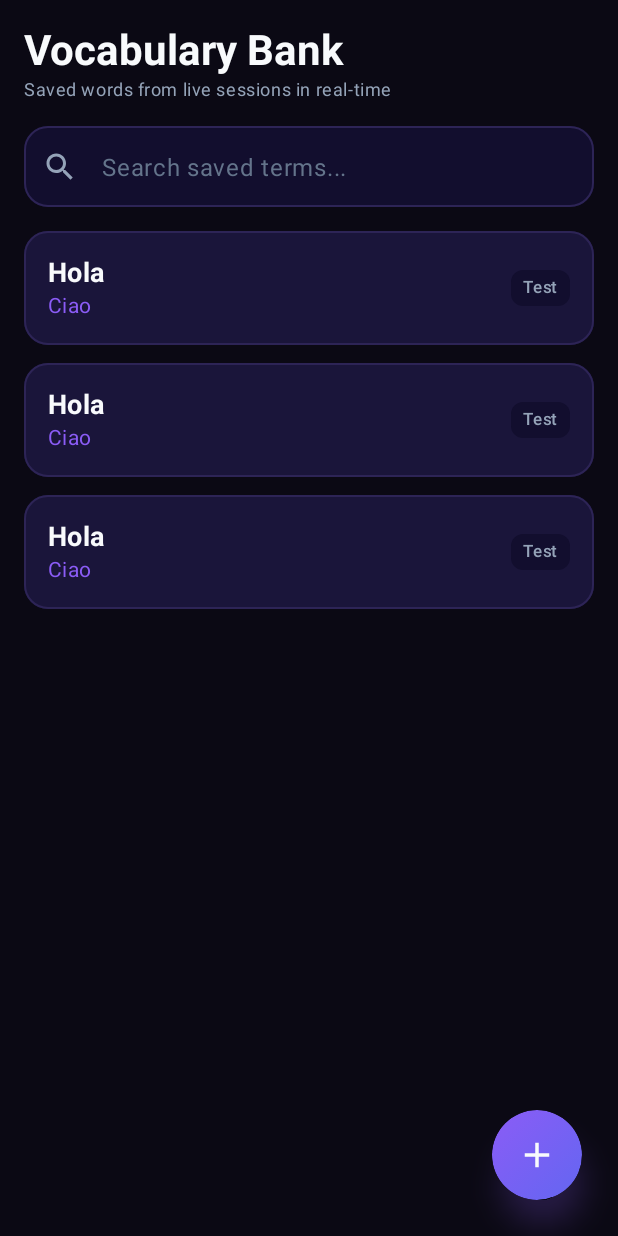
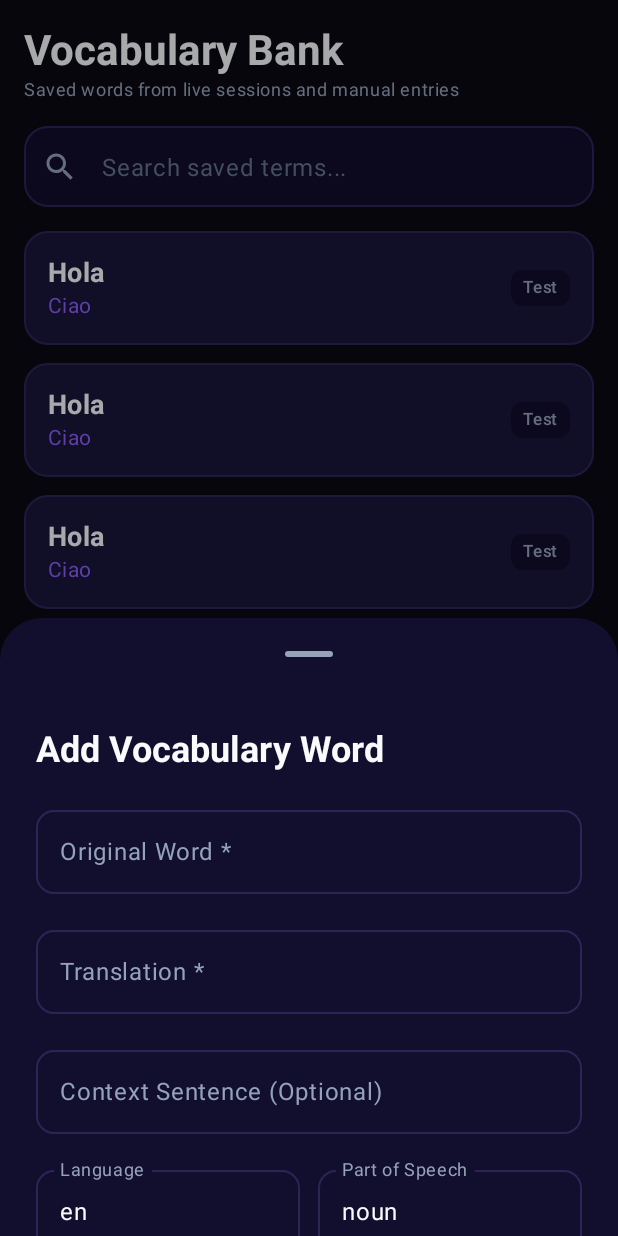
Before and after one commit to mastroky/AuraLingo, an Android app built with Jetpack Compose: the composable VocabularyScreen shown on its own in the app's theme, after a tap on "Add Word", on a phone screen of 412 x 824 dp. Run offline under Robolectric (Android 15) with nearby library versions, the phone set to English and light mode, and no system bars; our stand-ins replace Room's generated code.

Commit message:
feat: add Material 3 FAB and AddWordBottomSheet UI for manual entry

```diff
--- /dev/null
+++ b/app/src/main/java/com/example/auralingo/ui/vocabulary/AddWordBottomSheet.kt
@@ -0,0 +1,211 @@
+package com.example.auralingo.ui.vocabulary
+
+import androidx.compose.foundation.layout.Arrangement
+import androidx.compose.foundation.layout.Column
+import androidx.compose.foundation.layout.Row
+import androidx.compose.foundation.layout.Spacer
+import androidx.compose.foundation.layout.fillMaxWidth
+import androidx.compose.foundation.layout.height
+import androidx.compose.foundation.layout.padding
+import androidx.compose.foundation.layout.width
+import androidx.compose.foundation.shape.RoundedCornerShape
+import androidx.compose.material.icons.Icons
+import androidx.compose.material.icons.filled.Check
+import androidx.compose.material3.Button
+import androidx.compose.material3.ButtonDefaults
+import androidx.compose.material3.ExperimentalMaterial3Api
+import androidx.compose.material3.Icon
+import androidx.compose.material3.MaterialTheme
+import androidx.compose.material3.ModalBottomSheet
+import androidx.compose.material3.OutlinedTextField
+import androidx.compose.material3.OutlinedTextFieldDefaults
+import androidx.compose.material3.Text
+import androidx.compose.material3.rememberModalBottomSheetState
+import androidx.compose.runtime.Composable
+import androidx.compose.runtime.getValue
+import androidx.compose.runtime.mutableStateOf
+import androidx.compose.runtime.remember
+import androidx.compose.runtime.setValue
+import androidx.compose.ui.Modifier
+import androidx.compose.ui.text.font.FontWeight
+import androidx.compose.ui.unit.dp
+import androidx.compose.ui.unit.sp
+import com.example.auralingo.ui.theme.CardBorder
+import com.example.auralingo.ui.theme.NeonViolet
+import com.example.auralingo.ui.theme.SlateVioletSurface
+import com.example.auralingo.ui.theme.TextMuted
+import com.example.auralingo.ui.theme.TextPrimary
+import com.example.auralingo.ui.theme.TextSecondary
+
+/**
+ * Modal Bottom Sheet form for manually adding a new vocabulary word.
+ */
+@OptIn(ExperimentalMaterial3Api::class)
+@Composable
+fun AddWordBottomSheet(
+    onDismiss: () -> Unit,
+    onSave: (originalWord: String, translation: String, contextSentence: String, languageCode: String, partOfSpeech: String) -> Unit,
+) {
+    val sheetState = rememberModalBottomSheetState()
+
+    var originalWord by remember { mutableStateOf("") }
+    var translation by remember { mutableStateOf("") }
+    var contextSentence by remember { mutableStateOf("") }
+    var languageCode by remember { mutableStateOf("en") }
+    var partOfSpeech by remember { mutableStateOf("noun") }
+
+    val isFormValid = originalWord.isNotBlank() && translation.isNotBlank()
+
+    ModalBottomSheet(
+        onDismissRequest = onDismiss,
+        sheetState = sheetState,
+        containerColor = SlateVioletSurface,
+        contentColor = TextPrimary,
+    ) {
+        Column(
+            modifier = Modifier
+                .fillMaxWidth()
+                .padding(24.dp),
+            verticalArrangement = Arrangement.spacedBy(16.dp),
+        ) {
+            // Header title
+            Text(
+                text = "Add Vocabulary Word",
+                style = MaterialTheme.typography.headlineSmall.copy(
+                    fontWeight = FontWeight.Bold,
+                    color = TextPrimary,
+                ),
+            )
+
+            // Original word input field
+            OutlinedTextField(
+                value = originalWord,
+                onValueChange = { originalWord = it },
+                label = { Text("Original Word *", color = TextSecondary) },
+                modifier = Modifier.fillMaxWidth(),
+                shape = RoundedCornerShape(12.dp),
+                colors = OutlinedTextFieldDefaults.colors(
+                    focusedBorderColor = NeonViolet,
+                    unfocusedBorderColor = CardBorder,
+                    focusedTextColor = TextPrimary,
+                    unfocusedTextColor = TextPrimary,
+                    focusedContainerColor = SlateVioletSurface,
+                    unfocusedContainerColor = SlateVioletSurface,
+                ),
+                singleLine = true,
+            )
+
+            // Translation input field
+            OutlinedTextField(
+                value = translation,
+                onValueChange = { translation = it },
+                label = { Text("Translation *", color = TextSecondary) },
+                modifier = Modifier.fillMaxWidth(),
+                shape = RoundedCornerShape(12.dp),
+                colors = OutlinedTextFieldDefaults.colors(
+                    focusedBorderColor = NeonViolet,
+                    unfocusedBorderColor = CardBorder,
+                    focusedTextColor = TextPrimary,
+                    unfocusedTextColor = TextPrimary,
+                    focusedContainerColor = SlateVioletSurface,
+                    unfocusedContainerColor = SlateVioletSurface,
+                ),
+                singleLine = true,
+            )
+
+            // Context sentence input field (optional)
+            OutlinedTextField(
+                value = contextSentence,
+                onValueChange = { contextSentence = it },
+                label = { Text("Context Sentence (Optional)", color = TextSecondary) },
+                modifier = Modifier.fillMaxWidth(),
+                shape = RoundedCornerShape(12.dp),
+                colors = OutlinedTextFieldDefaults.colors(
+                    focusedBorderColor = NeonViolet,
+                    unfocusedBorderColor = CardBorder,
+                    focusedTextColor = TextPrimary,
+                    unfocusedTextColor = TextPrimary,
+                    focusedContainerColor = SlateVioletSurface,
+                    unfocusedContainerColor = SlateVioletSurface,
+                ),
+                maxLines = 2,
+            )
+
+            // Language Code and Part of Speech row
+            Row(
+                modifier = Modifier.fillMaxWidth(),
+                horizontalArrangement = Arrangement.spacedBy(12.dp),
+            ) {
+                OutlinedTextField(
+                    value = languageCode,
+                    onValueChange = { languageCode = it },
+                    label = { Text("Language", color = TextSecondary) },
+                    modifier = Modifier.weight(1f),
+                    shape = RoundedCornerShape(12.dp),
+                    colors = OutlinedTextFieldDefaults.colors(
+                        focusedBorderColor = NeonViolet,
+                        unfocusedBorderColor = CardBorder,
+                        focusedTextColor = TextPrimary,
+                        unfocusedTextColor = TextPrimary,
+                        focusedContainerColor = SlateVioletSurface,
+                        unfocusedContainerColor = SlateVioletSurface,
+                    ),
+                    singleLine = true,
+                )
+
+                OutlinedTextField(
+                    value = partOfSpeech,
+                    onValueChange = { partOfSpeech = it },
+                    label = { Text("Part of Speech", color = TextSecondary) },
+                    modifier = Modifier.weight(1f),
+                    shape = RoundedCornerShape(12.dp),
+                    colors = OutlinedTextFieldDefaults.colors(
+                        focusedBorderColor = NeonViolet,
+                        unfocusedBorderColor = CardBorder,
+                        focusedTextColor = TextPrimary,
+                        unfocusedTextColor = TextPrimary,
+                        focusedContainerColor = SlateVioletSurface,
+                        unfocusedContainerColor = SlateVioletSurface,
+                    ),
+                    singleLine = true,
+                )
+            }
+
+            Spacer(modifier = Modifier.height(8.dp))
+
+            // Save action button
+            Button(
+                onClick = {
+                    if (isFormValid) {
+                        onSave(originalWord, translation, contextSentence, languageCode, partOfSpeech)
+                    }
+                },
+                enabled = isFormValid,
+                modifier = Modifier
+                    .fillMaxWidth()
+                    .height(54.dp),
+                shape = RoundedCornerShape(16.dp),
+                colors = ButtonDefaults.buttonColors(
+                    containerColor = NeonViolet,
+                    disabledContainerColor = TextMuted.copy(alpha = 0.3f),
+                ),
+            ) {
+                Icon(
+                    imageVector = Icons.Default.Check,
+                    contentDescription = null,
+                    tint = TextPrimary,
+                )
+                Spacer(modifier = Modifier.width(8.dp))
+                Text(
+                    text = "Save Word",
+                    style = MaterialTheme.typography.titleMedium.copy(
+                        fontWeight = FontWeight.Bold,
+                        color = TextPrimary,
+                    ),
+                )
+            }
+
+            Spacer(modifier = Modifier.height(32.dp))
+        }
+    }
+}
--- a/app/src/main/java/com/example/auralingo/ui/vocabulary/VocabularyScreen.kt
+++ b/app/src/main/java/com/example/auralingo/ui/vocabulary/VocabularyScreen.kt
@@ -1,5 +1,6 @@
 package com.example.auralingo.ui.vocabulary
 
+import android.widget.Toast
 import androidx.compose.animation.AnimatedVisibility
 import androidx.compose.foundation.background
 import androidx.compose.foundation.border
@@ -19,6 +20,7 @@ import androidx.compose.ui.Modifier
 import androidx.compose.ui.draw.clip
 import androidx.compose.ui.draw.shadow
 import androidx.compose.ui.graphics.Brush
+import androidx.compose.ui.platform.LocalContext
 import androidx.compose.ui.text.font.FontWeight
 import androidx.compose.ui.unit.dp
 import androidx.compose.ui.unit.sp
@@ -33,9 +35,11 @@ import com.example.auralingo.ui.theme.*
 fun VocabularyScreen(
     viewModel: VocabularyViewModel = viewModel(),
 ) {
+    val context = LocalContext.current
     val savedWords by viewModel.savedWords.collectAsStateWithLifecycle()
     var searchQuery by remember { mutableStateOf("") }
     var expandedId by remember { mutableStateOf<Int?>(null) }
+    var showAddWordSheet by remember { mutableStateOf(false) }
 
     val filteredWords = savedWords.filter {
         it.originalWord.contains(searchQuery, ignoreCase = true) ||
@@ -61,7 +65,7 @@ fun VocabularyScreen(
                 )
             )
             Text(
-                text = "Saved words from live sessions in real-time",
+                text = "Saved words from live sessions and manual entries",
                 style = MaterialTheme.typography.bodySmall,
                 color = TextSecondary
             )
@@ -99,7 +103,7 @@ fun VocabularyScreen(
                     contentAlignment = Alignment.Center
                 ) {
                     Text(
-                        text = if (searchQuery.isEmpty()) "No saved vocabulary words yet.\nTap words during live transcription to save them!" else "No matching words found.",
+                        text = if (searchQuery.isEmpty()) "No saved vocabulary words yet.\nTap words during live transcription or use the '+' button below to add them manually!" else "No matching words found.",
                         style = MaterialTheme.typography.bodyMedium,
                         color = TextMuted,
                         textAlign = androidx.compose.ui.text.style.TextAlign.Center
@@ -191,7 +195,7 @@ fun VocabularyScreen(
             }
         }
 
-        // Floating Action Button with Neon Gradient
+        // Floating Action Button with Neon Gradient positioned at bottom right
         Box(
             modifier = Modifier
                 .align(Alignment.BottomEnd)
@@ -200,7 +204,7 @@ fun VocabularyScreen(
                 .shadow(12.dp, CircleShape, spotColor = NeonViolet)
                 .clip(CircleShape)
                 .background(Brush.linearGradient(listOf(NeonViolet, NeonIndigo)))
-                .clickable { /* Add word manual dialog action */ },
+                .clickable { showAddWordSheet = true },
             contentAlignment = Alignment.Center
         ) {
             Icon(
@@ -211,4 +215,24 @@ fun VocabularyScreen(
             )
         }
     }
+
+    // Modal Bottom Sheet for manual vocabulary entry
+    if (showAddWordSheet) {
+        AddWordBottomSheet(
+            onDismiss = { showAddWordSheet = false },
+            onSave = { orig, trans, ctx, lang, pos ->
+                viewModel.addManualWord(
+                    originalWord = orig,
+                    translatedWord = trans,
+                    contextSentence = ctx,
+                    languageCode = lang,
+                    partOfSpeech = pos,
+                    onSuccess = {
+                        Toast.makeText(context, "Successfully added '$orig' to vocabulary!", Toast.LENGTH_SHORT).show()
+                    }
+                )
+                showAddWordSheet = false
+            }
+        )
+    }
 }
--- a/app/src/main/java/com/example/auralingo/ui/vocabulary/VocabularyViewModel.kt
+++ b/app/src/main/java/com/example/auralingo/ui/vocabulary/VocabularyViewModel.kt
@@ -6,6 +6,7 @@ import androidx.lifecycle.viewModelScope
 import com.example.auralingo.data.local.AppDatabase
 import com.example.auralingo.data.local.VocabularyWord
 import com.example.auralingo.data.repository.VocabularyRepository
+import kotlinx.coroutines.Dispatchers
 import kotlinx.coroutines.flow.SharingStarted
 import kotlinx.coroutines.flow.StateFlow
 import kotlinx.coroutines.flow.stateIn
@@ -32,10 +33,35 @@ class VocabularyViewModel(application: Application) : AndroidViewModel(applicati
         )
 
     /**
+     * Inserts a manually entered vocabulary word into the Room database on Dispatchers.IO.
+     */
+    fun addManualWord(
+        originalWord: String,
+        translatedWord: String,
+        contextSentence: String,
+        languageCode: String,
+        partOfSpeech: String,
+        onSuccess: () -> Unit = {},
+    ) {
+        viewModelScope.launch(Dispatchers.IO) {
+            val categoryTag = "$languageCode • $partOfSpeech"
+            val word = VocabularyWord(
+                originalWord = originalWord.trim(),
+                translatedWord = translatedWord.trim(),
+                contextSentence = contextSentence.trim(),
+                categoryTag = categoryTag,
+                timestamp = System.currentTimeMillis(),
+            )
+            repository.insertWord(word)
+            onSuccess()
+        }
+    }
+
+    /**
      * Deletes a vocabulary word from the database.
      */
     fun deleteWord(word: VocabularyWord) {
-        viewModelScope.launch {
+        viewModelScope.launch(Dispatchers.IO) {
             repository.deleteWord(word)
         }
     }
```
